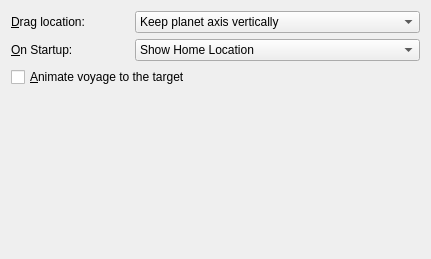
Above: src/lib/MarbleNavigationSettingsWidget.ui from KDE/marble before the change. Below: the same form after it.
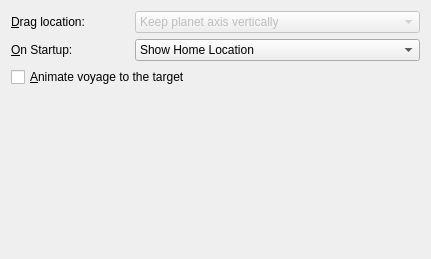
That is the form after the change.

What changed in the file:
```diff
--- a/src/lib/MarbleNavigationSettingsWidget.ui
+++ b/src/lib/MarbleNavigationSettingsWidget.ui
@@ -39,6 +39,9 @@
      </item>
      <item row="0" column="1" >
       <widget class="QComboBox" name="kcfg_dragLocation" >
+       <property name="enabled" >
+        <bool>false</bool>
+       </property>
        <property name="toolTip" >
         <string>&lt;html>&lt;head>&lt;meta name="qrichtext" content="1" />&lt;style type="text/css">
 p, li { white-space: pre-wrap; }
```
Lines whose indentation alone changed are shown as unchanged.
